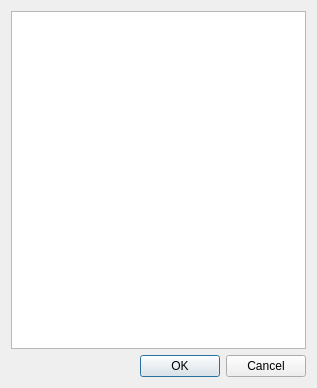
Old version of the form TomBio/ui_env.ui in the repository FieldStudiesCouncil/QGIS-Biological-Recording-Tools.
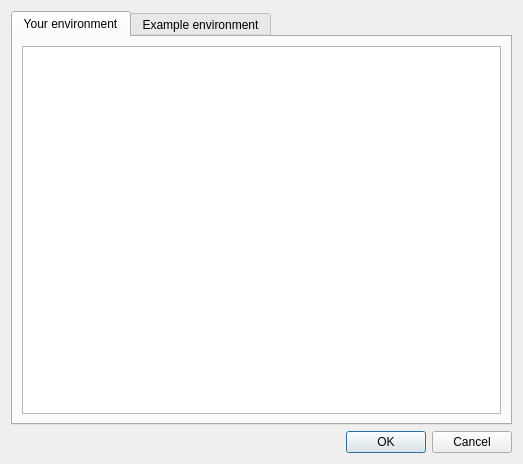
New version of the form.

Diff of the .ui file:
```diff
--- a/TomBio/ui_env.ui
+++ b/TomBio/ui_env.ui
@@ -6,8 +6,8 @@
    <rect>
     <x>0</x>
     <y>0</y>
-    <width>317</width>
-    <height>388</height>
+    <width>523</width>
+    <height>464</height>
    </rect>
   </property>
   <property name="windowTitle">
@@ -15,7 +15,45 @@
   </property>
   <layout class="QVBoxLayout" name="verticalLayout">
    <item>
-    <widget class="QPlainTextEdit" name="pteEnvironment"/>
+    <widget class="QTabWidget" name="tabWidget">
+     <property name="enabled">
+      <bool>true</bool>
+     </property>
+     <property name="currentIndex">
+      <number>0</number>
+     </property>
+     <widget class="QWidget" name="tab">
+      <property name="enabled">
+       <bool>true</bool>
+      </property>
+      <attribute name="title">
+       <string>Your environment</string>
+      </attribute>
+      <layout class="QHBoxLayout" name="horizontalLayout">
+       <item>
+        <widget class="QPlainTextEdit" name="pteEnvironment">
+         <property name="enabled">
+          <bool>true</bool>
+         </property>
+        </widget>
+       </item>
+      </layout>
+     </widget>
+     <widget class="QWidget" name="tab2">
+      <attribute name="title">
+       <string>Example environment</string>
+      </attribute>
+      <layout class="QHBoxLayout" name="horizontalLayout_2">
+       <item>
+        <widget class="QPlainTextEdit" name="pteExample">
+         <property name="enabled">
+          <bool>true</bool>
+         </property>
+        </widget>
+       </item>
+      </layout>
+     </widget>
+    </widget>
    </item>
    <item>
     <widget class="QDialogButtonBox" name="bbButtons">
```
